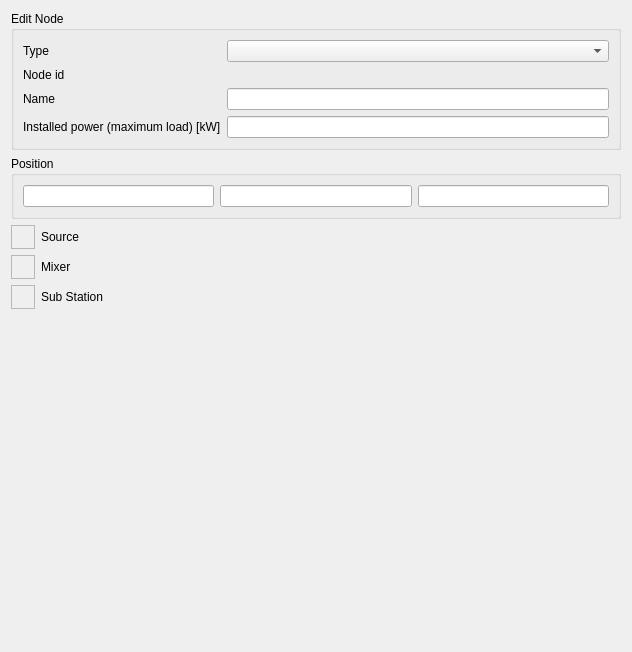
ghorwin/SIM-VICUS, file SIM-VICUS/src/SVPropNetworkNodesWidget.ui: the form before one commit.
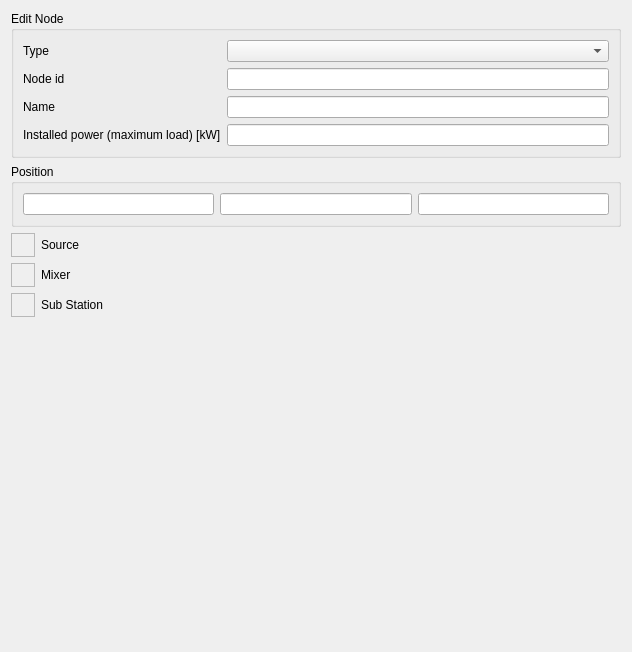
The form after the commit. Custom widgets are drawn as their Qt base class.

Commit message: legend for DB dialogs

The edit to the form file:
```diff
--- a/SIM-VICUS/src/SVPropNetworkNodesWidget.ui
+++ b/SIM-VICUS/src/SVPropNetworkNodesWidget.ui
@@ -37,13 +37,6 @@
         </property>
        </widget>
       </item>
-      <item row="1" column="1">
-       <widget class="QLabel" name="labelNodeId">
-        <property name="text">
-         <string/>
-        </property>
-       </widget>
-      </item>
       <item row="2" column="0">
        <widget class="QLabel" name="label_21">
         <property name="text">
@@ -52,7 +45,11 @@
        </widget>
       </item>
       <item row="2" column="1">
-       <widget class="QLineEdit" name="lineEditNodeName"/>
+       <widget class="QLineEdit" name="lineEditNodeName">
+        <property name="alignment">
+         <set>Qt::AlignRight|Qt::AlignTrailing|Qt::AlignVCenter</set>
+        </property>
+       </widget>
       </item>
       <item row="3" column="0">
        <widget class="QLabel" name="label_23">
@@ -68,6 +65,13 @@
         </property>
        </widget>
       </item>
+      <item row="1" column="1">
+       <widget class="QLineEdit" name="lineEditNodeId">
+        <property name="alignment">
+         <set>Qt::AlignRight|Qt::AlignTrailing|Qt::AlignVCenter</set>
+        </property>
+       </widget>
+      </item>
      </layout>
     </widget>
    </item>
```
The commit also changes 4 other files.
